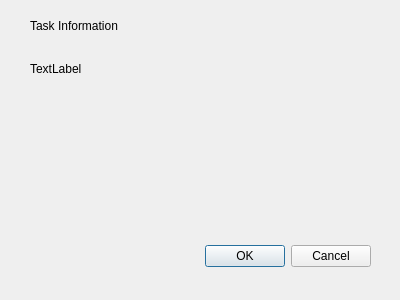
The window that src/taskpropertywindow.ui (LLNL/ravel) describes before a commit, drawn with Qt 5.
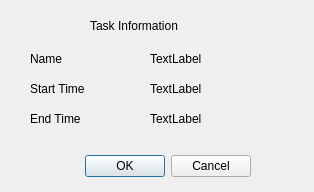
The same window after the commit.

Commit message: Added the time and function name information. Need to check for the keyboard events captures

The edit to the form file:
```diff
--- a/src/taskpropertywindow.ui
+++ b/src/taskpropertywindow.ui
@@ -6,8 +6,8 @@
    <rect>
     <x>0</x>
     <y>0</y>
-    <width>400</width>
-    <height>300</height>
+    <width>314</width>
+    <height>192</height>
    </rect>
   </property>
   <property name="windowTitle">
@@ -16,9 +16,9 @@
   <widget class="QDialogButtonBox" name="buttonBox">
    <property name="geometry">
     <rect>
-     <x>30</x>
-     <y>240</y>
-     <width>341</width>
+     <x>70</x>
+     <y>150</y>
+     <width>181</width>
      <height>32</height>
     </rect>
    </property>
@@ -32,7 +32,7 @@
   <widget class="QLabel" name="heading">
    <property name="geometry">
     <rect>
-     <x>30</x>
+     <x>90</x>
      <y>10</y>
      <width>211</width>
      <height>31</height>
@@ -46,8 +46,73 @@
    <property name="geometry">
     <rect>
      <x>30</x>
-     <y>60</y>
+     <y>50</y>
      <width>67</width>
+     <height>17</height>
+    </rect>
+   </property>
+   <property name="text">
+    <string>Name</string>
+   </property>
+  </widget>
+  <widget class="QLabel" name="start">
+   <property name="geometry">
+    <rect>
+     <x>30</x>
+     <y>80</y>
+     <width>81</width>
+     <height>17</height>
+    </rect>
+   </property>
+   <property name="text">
+    <string>Start Time</string>
+   </property>
+  </widget>
+  <widget class="QLabel" name="end">
+   <property name="geometry">
+    <rect>
+     <x>30</x>
+     <y>110</y>
+     <width>67</width>
+     <height>17</height>
+    </rect>
+   </property>
+   <property name="text">
+    <string>End Time</string>
+   </property>
+  </widget>
+  <widget class="QLabel" name="name_value">
+   <property name="geometry">
+    <rect>
+     <x>150</x>
+     <y>50</y>
+     <width>141</width>
+     <height>17</height>
+    </rect>
+   </property>
+   <property name="text">
+    <string>TextLabel</string>
+   </property>
+  </widget>
+  <widget class="QLabel" name="end_value">
+   <property name="geometry">
+    <rect>
+     <x>150</x>
+     <y>110</y>
+     <width>141</width>
+     <height>17</height>
+    </rect>
+   </property>
+   <property name="text">
+    <string>TextLabel</string>
+   </property>
+  </widget>
+  <widget class="QLabel" name="start_value">
+   <property name="geometry">
+    <rect>
+     <x>150</x>
+     <y>80</y>
+     <width>141</width>
      <height>17</height>
     </rect>
    </property>
```
Left out of the diff: 2 changed lines with no effect on the pictures. The commit also changes 6 other files.
